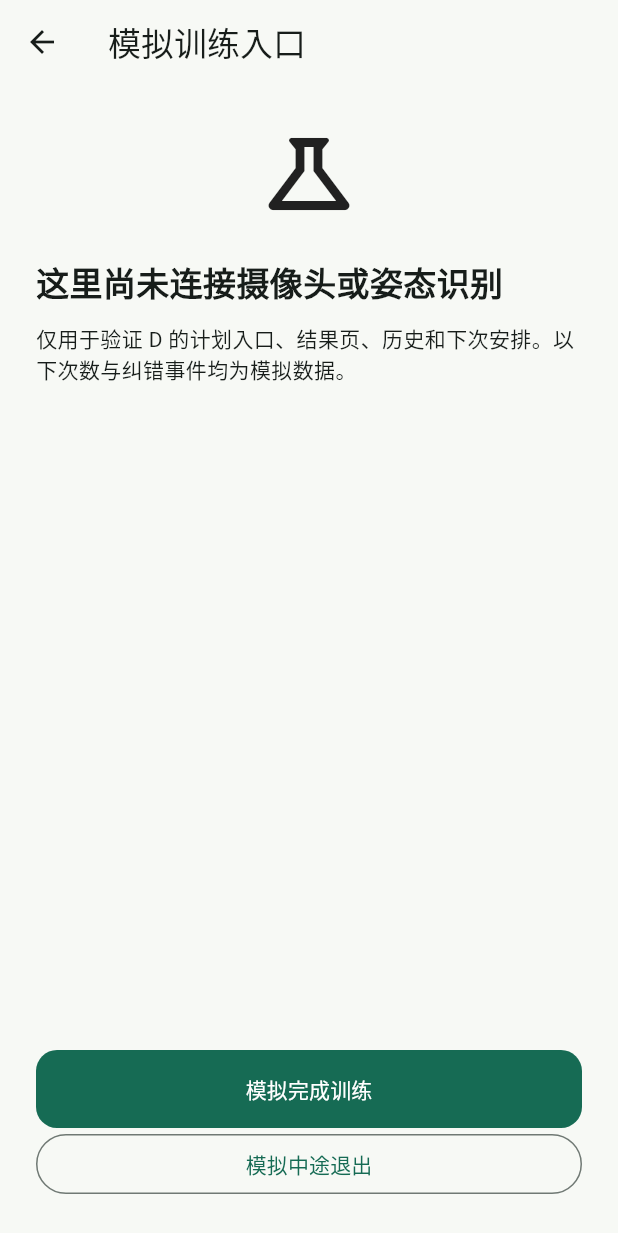
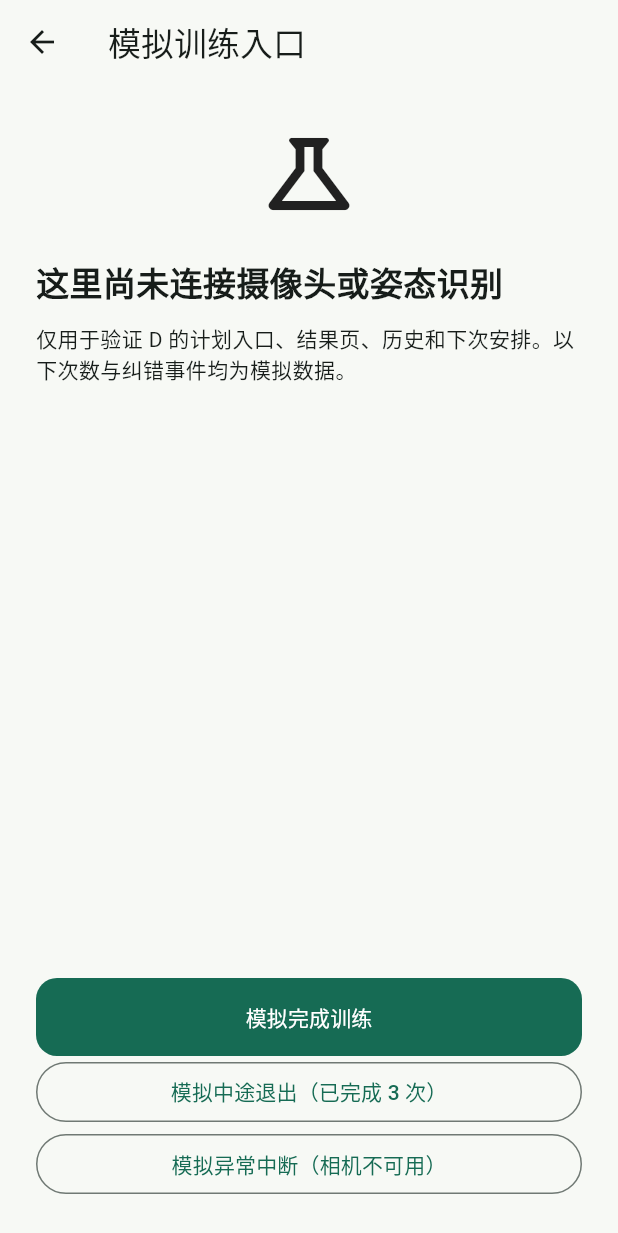
Before and after one commit to mengguangxuan/AI_trainer, a Flutter app: the _MockTrainingPage screen opened directly with empty values, on a phone screen of 412 x 824 dp. Shown: the top 1233 px of the screen. Run offline on Flutter 3.47's test engine with Material 3 defaults, Android fonts, the phone set to English and light mode, and no system bars; our stand-ins replace shared_preferences; accounts and stored records are empty.

Commit message:
按已冻结的 training_bridge_v1 对齐 D 侧实现与测试

```diff
--- a/lib/features/product/presentation/session_summary_page.dart
+++ b/lib/features/product/presentation/session_summary_page.dart
@@ -3,14 +3,24 @@ import 'package:flutter/material.dart';
 import '../../../core/models/session_result.dart';
 
 class SessionSummaryPage extends StatelessWidget {
-  const SessionSummaryPage({super.key, required this.result, this.saved = true});
+  const SessionSummaryPage(
+      {super.key, required this.result, this.saved = true, this.targetReps});
 
   final SessionResult result;
   final bool saved;
 
+  /// 本组目标次数（由计划入口传入）。仅用于展示"是否达到目标"，
+  /// 不改变完成状态的判定——判定以桥返回的 status 为准。
+  final int? targetReps;
+
+  /// 错误码文案与 docs/contracts/training_bridge_v1_frozen.md 保持一致；
+  /// 未知码只显示代码本身，不推断健康结论。
   String _errorText(String? code) => switch (code) {
-        'squat.depth_low' => '本次记录提示：下蹲幅度可能不足。',
-        'squat.knee_valgus' => '本次记录提示：膝盖方向需要注意。',
+        'squat.depth_shallow' => '本次记录提示：下蹲幅度不足（膝角未达标）。',
+        'squat.torso_lean' => '本次记录提示：躯干前倾过多，请保持抬头挺胸。',
+        'push_up.depth_shallow' => '本次记录提示：俯卧撑下压幅度不足（肘角未达标）。',
+        'push_up.body_line_bent' => '本次记录提示：身体线条下塌，请保持肩髋踝一条直线。',
+        'camera.landmarks_missing' => '本次记录提示：摄像头未能完整捕捉身体关键点，请调整站位。',
         null => '没有可用的动作错误记录。',
         _ => '收到动作反馈代码：$code；目前没有对应的中文解释。',
       };
@@ -19,6 +29,9 @@ class SessionSummaryPage extends StatelessWidget {
   Widget build(BuildContext context) {
     final completed = result.isCompleted;
     final exercise = result.exercises.firstOrNull;
+    final reps = exercise?.completedReps ?? 0;
+    // 只有完成状态才判断是否达标；提前结束（cancelled/interrupted）不算"未达目标"，只是未完成。
+    final reachedTarget = completed && targetReps != null && reps >= targetReps!;
     return Scaffold(
       appBar: AppBar(title: const Text('训练总结')),
       body: SafeArea(child: ListView(padding: const EdgeInsets.all(20), children: [
@@ -29,6 +42,14 @@ class SessionSummaryPage extends StatelessWidget {
             : completed ? '本次训练已记录' : '本次训练未完成',
             style: Theme.of(context).textTheme.headlineSmall),
         const SizedBox(height: 8),
+        if (completed && targetReps != null)
+          Chip(
+            avatar: Icon(reachedTarget ? Icons.check : Icons.info_outline,
+                size: 18),
+            label: Text(reachedTarget
+                ? '已达到本组目标（$reps/$targetReps 次）'
+                : '提前结束：完成 $reps 次，未达到目标 $targetReps 次'),
+          ),
         if (result.source == 'mock')
           const Chip(label: Text('模拟训练结果 · 次数与反馈不来自摄像头')),
         if (result.source != 'mock' && result.source != 'real')
@@ -37,7 +58,9 @@ class SessionSummaryPage extends StatelessWidget {
         Card(child: Padding(padding: const EdgeInsets.all(18), child: Column(
           crossAxisAlignment: CrossAxisAlignment.start, children: [
             Text('时长：${result.durationSeconds} 秒'),
-            Text('完成次数：${exercise?.completedReps ?? 0} 次'),
+            Text('完成次数：$reps 次'),
+            if (exercise != null)
+              Text('完成组数：${exercise.completedSets} 组'),
             const SizedBox(height: 10),
             Text(_errorText(exercise?.mainErrorCode)),
           ],
--- a/lib/mocks/mock_training_gateway.dart
+++ b/lib/mocks/mock_training_gateway.dart
@@ -19,21 +19,34 @@ class _MockTrainingPage extends StatelessWidget {
 
   final TrainingLaunchArgs args;
 
-  SessionResult _result(String status) => SessionResult(
+  // 模拟"真实端侧计数"：完成时恰好达标；取消/中断时给出部分次数。
+  // 与 training_bridge_v1_frozen.md §3 一致：训练已开始后的 cancelled/interrupted
+  // 也携带该动作的真实计数（这里是模拟值），由 D 端决定不计入完成统计。
+  int get _targetReps => args.exercises.firstOrNull?.targetReps ?? 6;
+
+  SessionResult _result(String status, {required int reps}) => SessionResult(
         sessionId: 'mock_${DateTime.now().microsecondsSinceEpoch}',
         status: status,
         finishedAt: DateTime.now(),
-        durationSeconds: status == 'completed' ? 35 : 5,
-        exercises: status == 'completed'
+        durationSeconds: switch (status) {
+          'completed' => 35,
+          'cancelled' => 18,
+          _ => 5,
+        },
+        exercises: reps > 0
             ? [
                 SessionExercise(
-                  exerciseId: 'squat',
-                  completedSets: args.exercises.firstOrNull?.targetSets ?? 0,
-                  completedReps: args.exercises.firstOrNull?.targetReps ?? 0,
-                  mainErrorCode: 'squat.depth_low',
+                  exerciseId:
+                      args.exercises.firstOrNull?.exerciseId ?? 'squat',
+                  // 与协议一致：仅 completed 且达标时组数为 1，其余为 0。
+                  completedSets:
+                      status == 'completed' && reps >= _targetReps ? 1 : 0,
+                  completedReps: reps,
+                  mainErrorCode:
+                      status == 'completed' ? 'squat.depth_shallow' : null,
                 ),
               ]
-            : [],
+            : const [],
         agentSummary: status == 'completed'
             ? '模拟反馈：已完成本次练习；下次留意下蹲幅度。'
             : null,
@@ -58,12 +71,21 @@ class _MockTrainingPage extends StatelessWidget {
                 const Text('仅用于验证 D 的计划入口、结果页、历史和下次安排。以下次数与纠错事件均为模拟数据。'),
                 const Spacer(),
                 FilledButton(
-                  onPressed: () => Navigator.pop(context, _result('completed')),
+                  onPressed: () =>
+                      Navigator.pop(context, _result('completed', reps: _targetReps)),
                   child: const Text('模拟完成训练'),
                 ),
                 OutlinedButton(
-                  onPressed: () => Navigator.pop(context, _result('cancelled')),
-                  child: const Text('模拟中途退出'),
+                  // 模拟中途退出：携带部分完成次数（协议 §4 cancelled 语义）
+                  onPressed: () => Navigator.pop(
+                      context, _result('cancelled', reps: 3)),
+                  child: const Text('模拟中途退出（已完成 3 次）'),
+                ),
+                OutlinedButton(
+                  // 模拟权限拒绝/异常中断：训练刚开始，无计数（协议 §4 interrupted 语义）
+                  onPressed: () =>
+                      Navigator.pop(context, _result('interrupted', reps: 0)),
+                  child: const Text('模拟异常中断（相机不可用）'),
                 ),
               ],
             ),
```
Also changed, not shown: lib/features/product/presentation/product_shell.dart (+8 -2 lines), 3 other files.
